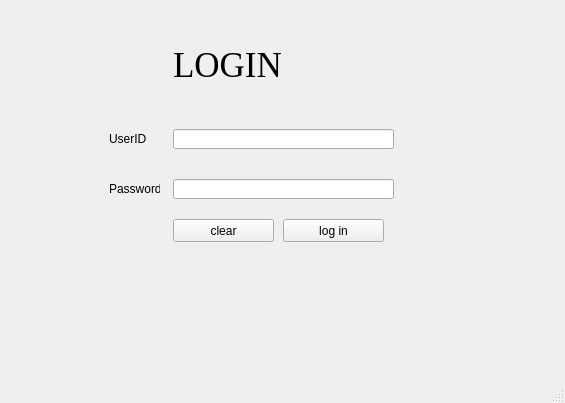
Qt form BulkClub/mainwindow.ui (josharaedwards/CS1C-Project-2) before a commit.
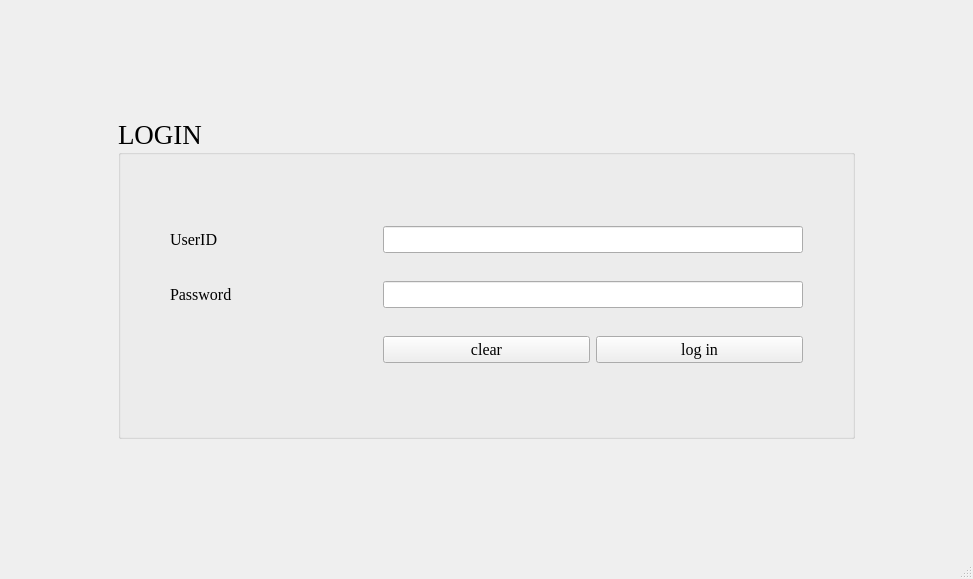
The same form after that commit.

Commit message: formatted gui, added login from sqlite file

What changed in the file:
```diff
--- a/BulkClub/mainwindow.ui
+++ b/BulkClub/mainwindow.ui
@@ -6,8 +6,8 @@
    <rect>
     <x>0</x>
     <y>0</y>
-    <width>565</width>
-    <height>403</height>
+    <width>973</width>
+    <height>579</height>
    </rect>
   </property>
   <property name="windowTitle">
@@ -56,103 +56,253 @@
        </layout>
       </widget>
       <widget class="QWidget" name="page_2">
-       <widget class="QLabel" name="labelPassword">
-        <property name="geometry">
-         <rect>
-          <x>100</x>
-          <y>170</y>
-          <width>51</width>
-          <height>20</height>
-         </rect>
-        </property>
-        <property name="text">
-         <string>Password</string>
-        </property>
-       </widget>
-       <widget class="QLineEdit" name="lineEditPassword">
-        <property name="geometry">
-         <rect>
-          <x>164</x>
-          <y>170</y>
-          <width>221</width>
-          <height>20</height>
-         </rect>
-        </property>
-        <property name="echoMode">
-         <enum>QLineEdit::Password</enum>
-        </property>
-       </widget>
-       <widget class="QLabel" name="labelLogin">
-        <property name="geometry">
-         <rect>
-          <x>164</x>
-          <y>30</y>
-          <width>181</width>
-          <height>51</height>
-         </rect>
-        </property>
-        <property name="font">
-         <font>
-          <family>Times New Roman</family>
-          <pointsize>26</pointsize>
-         </font>
-        </property>
-        <property name="text">
-         <string>LOGIN</string>
-        </property>
-       </widget>
-       <widget class="QPushButton" name="clearPushButton">
-        <property name="geometry">
-         <rect>
-          <x>164</x>
-          <y>210</y>
-          <width>101</width>
-          <height>23</height>
-         </rect>
-        </property>
-        <property name="text">
-         <string>clear</string>
-        </property>
-       </widget>
-       <widget class="QPushButton" name="logInPushButton">
-        <property name="geometry">
-         <rect>
-          <x>274</x>
-          <y>210</y>
-          <width>101</width>
-          <height>23</height>
-         </rect>
-        </property>
-        <property name="text">
-         <string>log in</string>
-        </property>
-       </widget>
-       <widget class="QLineEdit" name="lineEditUserID">
-        <property name="geometry">
-         <rect>
-          <x>164</x>
-          <y>120</y>
-          <width>221</width>
-          <height>20</height>
-         </rect>
-        </property>
-        <property name="whatsThis">
-         <string>&lt;html&gt;&lt;head/&gt;&lt;body&gt;&lt;p&gt;enter user ID...&lt;/p&gt;&lt;/body&gt;&lt;/html&gt;</string>
-        </property>
-       </widget>
-       <widget class="QLabel" name="labelUserID">
-        <property name="geometry">
-         <rect>
-          <x>100</x>
-          <y>120</y>
-          <width>51</width>
-          <height>20</height>
-         </rect>
-        </property>
-        <property name="text">
-         <string>UserID</string>
-        </property>
-       </widget>
+       <layout class="QGridLayout" name="gridLayout_5">
+        <item row="2" column="1">
+         <spacer name="verticalSpacer_3">
+          <property name="orientation">
+           <enum>Qt::Vertical</enum>
+          </property>
+          <property name="sizeType">
+           <enum>QSizePolicy::Maximum</enum>
+          </property>
+          <property name="sizeHint" stdset="0">
+           <size>
+            <width>20</width>
+            <height>100</height>
+           </size>
+          </property>
+         </spacer>
+        </item>
+        <item row="1" column="2">
+         <spacer name="horizontalSpacer_4">
+          <property name="orientation">
+           <enum>Qt::Horizontal</enum>
+          </property>
+          <property name="sizeType">
+           <enum>QSizePolicy::Maximum</enum>
+          </property>
+          <property name="sizeHint" stdset="0">
+           <size>
+            <width>100</width>
+            <height>20</height>
+           </size>
+          </property>
+         </spacer>
+        </item>
+        <item row="0" column="1">
+         <spacer name="verticalSpacer_4">
+          <property name="orientation">
+           <enum>Qt::Vertical</enum>
+          </property>
+          <property name="sizeType">
+           <enum>QSizePolicy::Maximum</enum>
+          </property>
+          <property name="sizeHint" stdset="0">
+           <size>
+            <width>20</width>
+            <height>100</height>
+           </size>
+          </property>
+         </spacer>
+        </item>
+        <item row="1" column="1">
+         <widget class="QGroupBox" name="groupBox">
+          <property name="font">
+           <font>
+            <family>Times New Roman</family>
+            <pointsize>20</pointsize>
+           </font>
+          </property>
+          <property name="title">
+           <string>LOGIN</string>
+          </property>
+          <layout class="QGridLayout" name="gridLayout_6">
+           <item row="1" column="0">
+            <spacer name="horizontalSpacer">
+             <property name="orientation">
+              <enum>Qt::Horizontal</enum>
+             </property>
+             <property name="sizeType">
+              <enum>QSizePolicy::Minimum</enum>
+             </property>
+             <property name="sizeHint" stdset="0">
+              <size>
+               <width>40</width>
+               <height>20</height>
+              </size>
+             </property>
+            </spacer>
+           </item>
+           <item row="4" column="2">
+            <spacer name="verticalSpacer">
+             <property name="orientation">
+              <enum>Qt::Vertical</enum>
+             </property>
+             <property name="sizeType">
+              <enum>QSizePolicy::Maximum</enum>
+             </property>
+             <property name="sizeHint" stdset="0">
+              <size>
+               <width>20</width>
+               <height>40</height>
+              </size>
+             </property>
+            </spacer>
+           </item>
+           <item row="0" column="2">
+            <spacer name="verticalSpacer_2">
+             <property name="orientation">
+              <enum>Qt::Vertical</enum>
+             </property>
+             <property name="sizeType">
+              <enum>QSizePolicy::Maximum</enum>
+             </property>
+             <property name="sizeHint" stdset="0">
+              <size>
+               <width>20</width>
+               <height>40</height>
+              </size>
+             </property>
+            </spacer>
+           </item>
+           <item row="2" column="1">
+            <widget class="QLabel" name="labelPassword">
+             <property name="sizePolicy">
+              <sizepolicy hsizetype="Minimum" vsizetype="Preferred">
+               <horstretch>0</horstretch>
+               <verstretch>0</verstretch>
+              </sizepolicy>
+             </property>
+             <property name="font">
+              <font>
+               <family>Times New Roman</family>
+               <pointsize>12</pointsize>
+              </font>
+             </property>
+             <property name="text">
+              <string>Password</string>
+             </property>
+            </widget>
+           </item>
+           <item row="3" column="2">
+            <widget class="QPushButton" name="clearPushButton">
+             <property name="font">
+              <font>
+               <family>Times New Roman</family>
+               <pointsize>12</pointsize>
+              </font>
+             </property>
+             <property name="text">
+              <string>clear</string>
+             </property>
+            </widget>
+           </item>
+           <item row="1" column="2" colspan="2">
+            <widget class="QLineEdit" name="lineEditUserID">
+             <property name="sizePolicy">
+              <sizepolicy hsizetype="Minimum" vsizetype="Fixed">
+               <horstretch>0</horstretch>
+               <verstretch>0</verstretch>
+              </sizepolicy>
+             </property>
+             <property name="font">
+              <font>
+               <family>Times New Roman</family>
+               <pointsize>12</pointsize>
+              </font>
+             </property>
+             <property name="whatsThis">
+              <string>&lt;html&gt;&lt;head/&gt;&lt;body&gt;&lt;p&gt;enter user ID...&lt;/p&gt;&lt;/body&gt;&lt;/html&gt;</string>
+             </property>
+            </widget>
+           </item>
+           <item row="3" column="3">
+            <widget class="QPushButton" name="logInPushButton">
+             <property name="font">
+              <font>
+               <family>Times New Roman</family>
+               <pointsize>12</pointsize>
+              </font>
+             </property>
+             <property name="text">
+              <string>log in</string>
+             </property>
+            </widget>
+           </item>
+           <item row="1" column="1">
+            <widget class="QLabel" name="labelUserID">
+             <property name="sizePolicy">
+              <sizepolicy hsizetype="Minimum" vsizetype="Preferred">
+               <horstretch>0</horstretch>
+               <verstretch>0</verstretch>
+              </sizepolicy>
+             </property>
+             <property name="font">
+              <font>
+               <family>Times New Roman</family>
+               <pointsize>12</pointsize>
+              </font>
+             </property>
+             <property name="text">
+              <string>UserID</string>
+             </property>
+            </widget>
+           </item>
+           <item row="2" column="2" colspan="2">
+            <widget class="QLineEdit" name="lineEditPassword">
+             <property name="sizePolicy">
+              <sizepolicy hsizetype="Minimum" vsizetype="Fixed">
+               <horstretch>0</horstretch>
+               <verstretch>0</verstretch>
+              </sizepolicy>
+             </property>
+             <property name="font">
+              <font>
+               <family>Times New Roman</family>
+               <pointsize>12</pointsize>
+              </font>
+             </property>
+             <property name="echoMode">
+              <enum>QLineEdit::Password</enum>
+             </property>
+            </widget>
+           </item>
+           <item row="1" column="4">
+            <spacer name="horizontalSpacer_2">
+             <property name="orientation">
+              <enum>Qt::Horizontal</enum>
+             </property>
+             <property name="sizeType">
+              <enum>QSizePolicy::Minimum</enum>
+             </property>
+             <property name="sizeHint" stdset="0">
+              <size>
+               <width>40</width>
+               <height>20</height>
+              </size>
+             </property>
+            </spacer>
+           </item>
+          </layout>
+         </widget>
+        </item>
+        <item row="1" column="0">
+         <spacer name="horizontalSpacer_3">
+          <property name="orientation">
+           <enum>Qt::Horizontal</enum>
+          </property>
+          <property name="sizeType">
+           <enum>QSizePolicy::Maximum</enum>
+          </property>
+          <property name="sizeHint" stdset="0">
+           <size>
+            <width>100</width>
+            <height>20</height>
+           </size>
+          </property>
+         </spacer>
+        </item>
+       </layout>
       </widget>
      </widget>
     </item>
```
Left out of the diff: 22 changed lines with no effect on the pictures. The commit also changes 4 other files.
